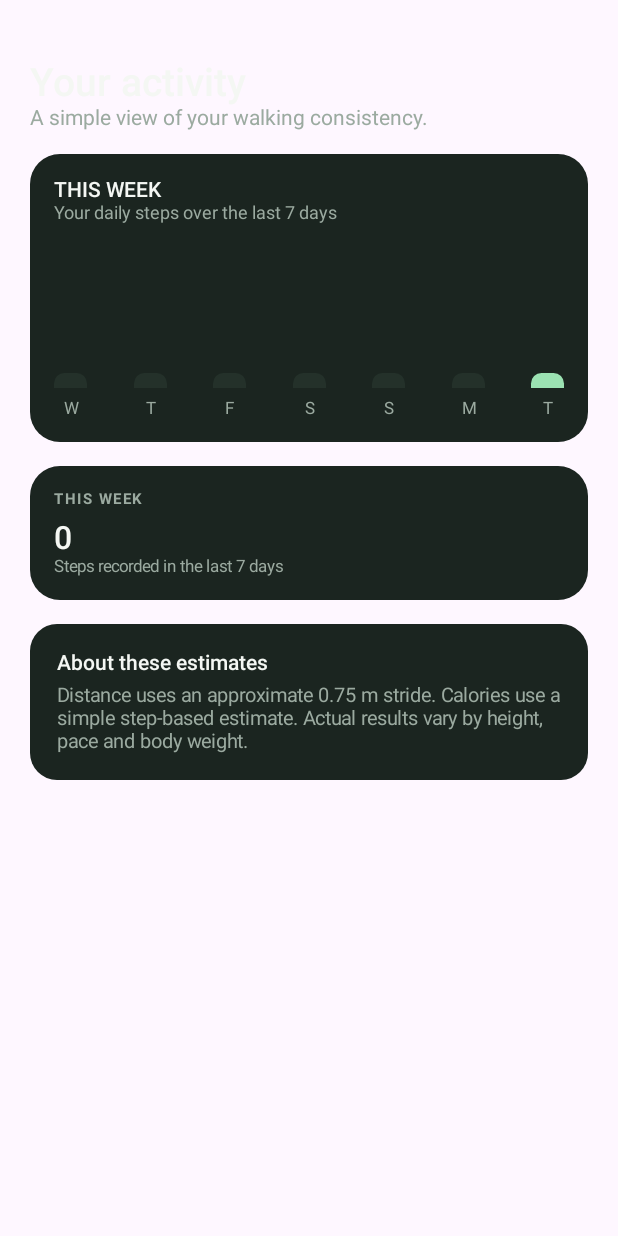
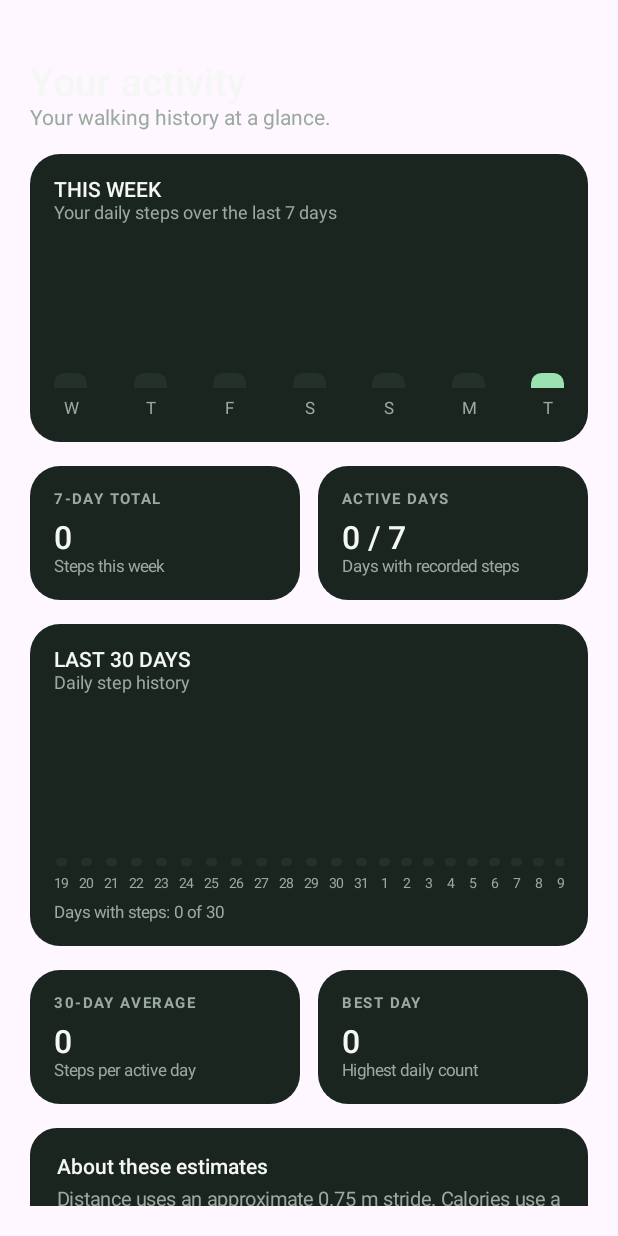
Before and after one commit to project-bharat/Chalate_Raho, an Android app built with Jetpack Compose: the composable StatsScreen shown on its own in the app's theme, on a phone screen of 412 x 824 dp. Run offline under Robolectric (Android 15) with nearby library versions, the phone set to English and light mode, and no system bars.

Commit message:
Expand dashboard statistics to 30-day activity

```diff
--- a/app/src/main/java/com/projectbharat/chalateraho/MainActivity.kt
+++ b/app/src/main/java/com/projectbharat/chalateraho/MainActivity.kt
@@ -14,6 +14,8 @@ import androidx.activity.result.contract.ActivityResultContracts
 import androidx.compose.foundation.Canvas
 import androidx.compose.foundation.background
 import androidx.compose.foundation.layout.*
+import androidx.compose.foundation.horizontalScroll
+import androidx.compose.foundation.rememberScrollState
 import androidx.compose.foundation.lazy.LazyColumn
 import androidx.compose.foundation.shape.CircleShape
 import androidx.compose.foundation.shape.RoundedCornerShape
@@ -291,11 +293,21 @@ private fun StatsScreen(data: StepSnapshot, modifier: Modifier = Modifier) {
     LazyColumn(modifier.fillMaxSize().padding(20.dp), contentPadding = PaddingValues(vertical = 20.dp), verticalArrangement = Arrangement.spacedBy(16.dp)) {
         item {
             Text("Your activity", color = White, fontSize = 26.sp, fontWeight = FontWeight.SemiBold)
-            Text("A simple view of your walking consistency.", color = Muted)
+            Text("Your walking history at a glance.", color = Muted)
         }
         item { WeekCard(data.week) }
         item {
-            MetricCard("THIS WEEK", NumberFormat.getIntegerInstance().format(data.week.sum()), "Steps recorded in the last 7 days", Modifier.fillMaxWidth())
+            Row(horizontalArrangement = Arrangement.spacedBy(12.dp)) {
+                MetricCard("7-DAY TOTAL", NumberFormat.getIntegerInstance().format(data.week.sum()), "Steps this week", Modifier.weight(1f))
+                MetricCard("ACTIVE DAYS", "${data.week.count { it > 0 }} / 7", "Days with recorded steps", Modifier.weight(1f))
+            }
+        }
+        item { MonthCard(data.month) }
+        item {
+            Row(horizontalArrangement = Arrangement.spacedBy(12.dp)) {
+                MetricCard("30-DAY AVERAGE", NumberFormat.getIntegerInstance().format(data.averageSteps), "Steps per active day", Modifier.weight(1f))
+                MetricCard("BEST DAY", NumberFormat.getIntegerInstance().format(data.bestDaySteps), "Highest daily count", Modifier.weight(1f))
+            }
         }
         item {
             Surface(color = Panel, shape = RoundedCornerShape(18.dp)) {
@@ -305,6 +317,40 @@ private fun StatsScreen(data: StepSnapshot, modifier: Modifier = Modifier) {
                     Text("Distance uses an approximate 0.75 m stride. Calories use a simple step-based estimate. Actual results vary by height, pace and body weight.", color = Muted, fontSize = 13.sp)
                 }
             }
+        }
+    }
+}
+
+@Composable
+private fun MonthCard(month: List<Int>) {
+    val max = (month.maxOrNull() ?: 0).coerceAtLeast(1)
+    Surface(color = Panel, shape = RoundedCornerShape(20.dp)) {
+        Column(Modifier.fillMaxWidth().padding(16.dp)) {
+            Text("LAST 30 DAYS", color = White, fontWeight = FontWeight.SemiBold)
+            Text("Daily step history", color = Muted, fontSize = 12.sp)
+            Spacer(Modifier.height(16.dp))
+            Row(
+                Modifier.fillMaxWidth().horizontalScroll(rememberScrollState()).height(116.dp),
+                horizontalArrangement = Arrangement.spacedBy(7.dp),
+                verticalAlignment = Alignment.Bottom
+            ) {
+                month.forEachIndexed { index, value ->
+                    Column(horizontalAlignment = Alignment.CenterHorizontally, verticalArrangement = Arrangement.Bottom) {
+                        Box(
+                            Modifier.width(7.dp)
+                                .height((5 + 72f * value / max).dp)
+                                .background(if (index == month.lastIndex) Mint else PanelSoft, RoundedCornerShape(4.dp))
+                        )
+                        Spacer(Modifier.height(6.dp))
+                        Text(
+                            LocalDate.now().minusDays((month.lastIndex - index).toLong()).dayOfMonth.toString(),
+                            color = Muted, fontSize = 9.sp
+                        )
+                    }
+                }
+            }
+            Spacer(Modifier.height(8.dp))
+            Text("Days with steps: ${month.count { it > 0 }} of 30", color = Muted, fontSize = 11.sp)
         }
     }
 }
```
